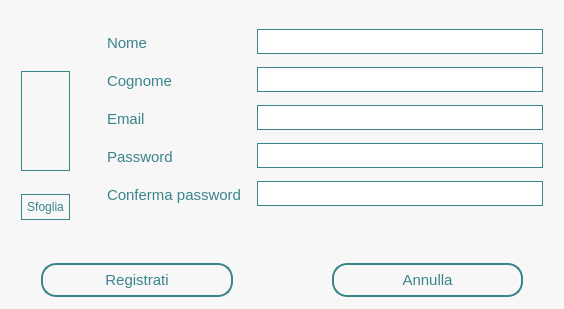
The window that Client/registrationpage.ui (MarcoFlo/Google-Drive) describes before a commit, drawn with Qt 5.
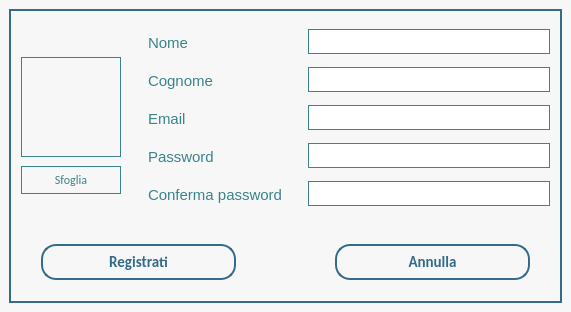
The same window after the commit. Icons and pictures are not drawn.

Commit message: Qpushbutton hover

Diff of the .ui file:
```diff
--- a/Client/registrationpage.ui
+++ b/Client/registrationpage.ui
@@ -6,8 +6,8 @@
    <rect>
     <x>0</x>
     <y>0</y>
-    <width>564</width>
-    <height>309</height>
+    <width>571</width>
+    <height>312</height>
    </rect>
   </property>
   <property name="windowTitle">
@@ -15,14 +15,14 @@
   </property>
   <property name="styleSheet">
    <string notr="true">background-color: rgb(247, 247, 247);
-border-color:10px solid black;</string>
+border-color:2px solid black;</string>
   </property>
   <widget class="QWidget" name="centralwidget">
    <layout class="QHBoxLayout" name="horizontalLayout">
     <item>
      <widget class="QGroupBox" name="groupBox">
       <property name="styleSheet">
-       <string notr="true">border: none;
+       <string notr="true">border: 2px solid #336b8a;
 background-color: none</string>
       </property>
       <property name="title">
@@ -38,7 +38,10 @@
        <item>
         <layout class="QHBoxLayout" name="horizontalLayout_3">
          <property name="spacing">
-          <number>28</number>
+          <number>18</number>
+         </property>
+         <property name="sizeConstraint">
+          <enum>QLayout::SetDefaultConstraint</enum>
          </property>
          <property name="topMargin">
           <number>14</number>
@@ -48,23 +51,38 @@
            <property name="spacing">
             <number>0</number>
            </property>
+           <property name="sizeConstraint">
+            <enum>QLayout::SetDefaultConstraint</enum>
+           </property>
            <property name="topMargin">
             <number>19</number>
            </property>
+           <property name="rightMargin">
+            <number>0</number>
+           </property>
            <property name="bottomMargin">
             <number>14</number>
            </property>
            <item>
             <widget class="QLabel" name="fotoprofilo">
+             <property name="enabled">
+              <bool>true</bool>
+             </property>
              <property name="sizePolicy">
-              <sizepolicy hsizetype="Fixed" vsizetype="Fixed">
+              <sizepolicy hsizetype="Fixed" vsizetype="Preferred">
                <horstretch>0</horstretch>
                <verstretch>0</verstretch>
               </sizepolicy>
              </property>
-             <property name="maximumSize">
+             <property name="minimumSize">
               <size>
                <width>100</width>
+               <height>0</height>
+              </size>
+             </property>
+             <property name="maximumSize">
+              <size>
+               <width>210</width>
                <height>100</height>
               </size>
              </property>
@@ -88,13 +106,40 @@
            </item>
            <item>
             <widget class="QPushButton" name="pushButton">
+             <property name="sizePolicy">
+              <sizepolicy hsizetype="Fixed" vsizetype="Fixed">
+               <horstretch>0</horstretch>
+               <verstretch>0</verstretch>
+              </sizepolicy>
+             </property>
+             <property name="maximumSize">
+              <size>
+               <width>100</width>
+               <height>16777215</height>
+              </size>
+             </property>
+             <property name="font">
+              <font>
+               <family>Calibri</family>
+               <pointsize>-1</pointsize>
+               <weight>50</weight>
+               <bold>false</bold>
+              </font>
+             </property>
              <property name="styleSheet">
-              <string notr="true">color: #3a848a;
-font-size: 12px;
-border: 1px solid #3a848a;
-padding: 5px;
-font-family: 'Calibri';
-background-color:none</string>
+              <string notr="true">QPushButton
+{
+	color: #3a848a;
+	font-size: 12px;
+	border: 1px solid #3a848a;
+	padding: 5px;
+	font-family: 'Calibri';
+	background-color:none;
+}
+QPushButton:hover
+{
+	border:2px solid #3a848a;
+}</string>
              </property>
              <property name="text">
               <string>Sfoglia</string>
@@ -106,11 +151,17 @@
          <item>
           <layout class="QFormLayout" name="formLayout">
            <property name="horizontalSpacing">
-            <number>6</number>
+            <number>16</number>
            </property>
            <property name="verticalSpacing">
             <number>10</number>
            </property>
+           <property name="leftMargin">
+            <number>0</number>
+           </property>
+           <property name="rightMargin">
+            <number>0</number>
+           </property>
            <item row="0" column="0">
             <widget class="QLabel" name="username">
              <property name="styleSheet">
@@ -128,12 +179,24 @@
            </item>
            <item row="0" column="1">
             <widget class="QLineEdit" name="usernameEdit">
+             <property name="sizePolicy">
+              <sizepolicy hsizetype="Maximum" vsizetype="Fixed">
+               <horstretch>0</horstretch>
+               <verstretch>0</verstretch>
+              </sizepolicy>
+             </property>
              <property name="minimumSize">
               <size>
                <width>0</width>
                <height>25</height>
               </size>
              </property>
+             <property name="maximumSize">
+              <size>
+               <width>600</width>
+               <height>16777215</height>
+              </size>
+             </property>
              <property name="sizeIncrement">
               <size>
                <width>0</width>
@@ -147,8 +210,18 @@
               </font>
              </property>
              <property name="styleSheet">
-              <string notr="true">border:1px solid #3a848a;
-color: #3a848a;
+              <string notr="true">QLineEdit
+{
+	border:1px solid #3a848a;
+}
+QLineEdit:hover
+{
+	border:2px solid #3a848a;
+}
+QLineEdit:pressed
+{
+	border:2px solid #3a848a;
+}
 </string>
              </property>
             </widget>
@@ -184,7 +257,7 @@
              </property>
              <property name="styleSheet">
               <string notr="true">border:1px solid #3a848a;
-color: #3a848a;
+
 </string>
              </property>
             </widget>
@@ -220,7 +293,7 @@
              </property>
              <property name="styleSheet">
               <string notr="true">border:1px solid #3a848a;
-color: #3a848a;</string>
+</string>
              </property>
             </widget>
            </item>
@@ -241,12 +314,24 @@
            </item>
            <item row="3" column="1">
             <widget class="QLineEdit" name="passwordEdit">
+             <property name="sizePolicy">
+              <sizepolicy hsizetype="Expanding" vsizetype="Fixed">
+               <horstretch>0</horstretch>
+               <verstretch>0</verstretch>
+              </sizepolicy>
+             </property>
              <property name="minimumSize">
               <size>
-               <width>0</width>
+               <width>100</width>
                <height>25</height>
               </size>
              </property>
+             <property name="maximumSize">
+              <size>
+               <width>16777215</width>
+               <height>16777215</height>
+              </size>
+             </property>
              <property name="font">
               <font>
                <family>Calibri</family>
@@ -255,7 +340,10 @@
              </property>
              <property name="styleSheet">
               <string notr="true">border:1px solid #3a848a;
-color: #3a848a;</string>
+</string>
+             </property>
+             <property name="echoMode">
+              <enum>QLineEdit::Password</enum>
              </property>
             </widget>
            </item>
@@ -290,12 +378,31 @@
              </property>
              <property name="styleSheet">
               <string notr="true">border:1px solid #3a848a;
-color: #3a848a;</string>
+</string>
+             </property>
+             <property name="echoMode">
+              <enum>QLineEdit::Password</enum>
              </property>
             </widget>
            </item>
           </layout>
          </item>
+         <item>
+          <spacer name="horizontalSpacer">
+           <property name="orientation">
+            <enum>Qt::Horizontal</enum>
+           </property>
+           <property name="sizeType">
+            <enum>QSizePolicy::Fixed</enum>
+           </property>
+           <property name="sizeHint" stdset="0">
+            <size>
+             <width>0</width>
+             <height>20</height>
+            </size>
+           </property>
+          </spacer>
+         </item>
         </layout>
        </item>
        <item>
@@ -306,19 +413,42 @@
          <property name="leftMargin">
           <number>20</number>
          </property>
+         <property name="topMargin">
+          <number>20</number>
+         </property>
          <property name="rightMargin">
           <number>20</number>
          </property>
+         <property name="bottomMargin">
+          <number>20</number>
+         </property>
          <item>
           <widget class="QPushButton" name="registrati">
+           <property name="font">
+            <font>
+             <family>Calibri</family>
+             <pointsize>-1</pointsize>
+             <weight>75</weight>
+             <bold>true</bold>
+            </font>
+           </property>
            <property name="styleSheet">
-            <string notr="true">background-color:none;
-border:2px solid #3a848a;
-padding: 6px;
-color: #3a848a;
-font-size: 15px;
-font-family: 'Calibri';
-border-radius: 15px;</string>
+            <string notr="true">QPushButton
+{
+	background-color:none;
+	border:2px solid #336b8a;
+	padding: 6px;
+	color: #336b8a;
+	font-size: 15px;
+	font-family: 'Calibri';
+	border-radius: 15px;
+}
+QPushButton:hover
+{
+	background-color: #336b8a;
+	color:white;
+}
+</string>
            </property>
            <property name="text">
             <string>Registrati</string>
@@ -327,14 +457,31 @@
          </item>
          <item>
           <widget class="QPushButton" name="annulla">
+           <property name="font">
+            <font>
+             <family>Calibri</family>
+             <pointsize>-1</pointsize>
+             <weight>75</weight>
+             <bold>true</bold>
+            </font>
+           </property>
            <property name="styleSheet">
-            <string notr="true">background-color:none;
-border:2px solid #3a848a;
-padding: 6px;
-color: #3a848a;
-font-size: 15px;
-font-family: 'Calibri';
-border-radius: 15px;</string>
+            <string notr="true">QPushButton
+{
+	background-color:none;
+	border:2px solid #336b8a;
+	padding: 6px;
+	color: #336b8a;
+	font-size: 15px;
+	font-family: 'Calibri';
+	border-radius: 15px;
+}
+QPushButton:hover
+{
+	background-color: #336b8a;
+	color:white;
+}
+</string>
            </property>
            <property name="text">
             <string>Annulla</string>
```
Left out of the diff: 3 changed lines with no effect on the pictures. The commit also changes 5 other files.
